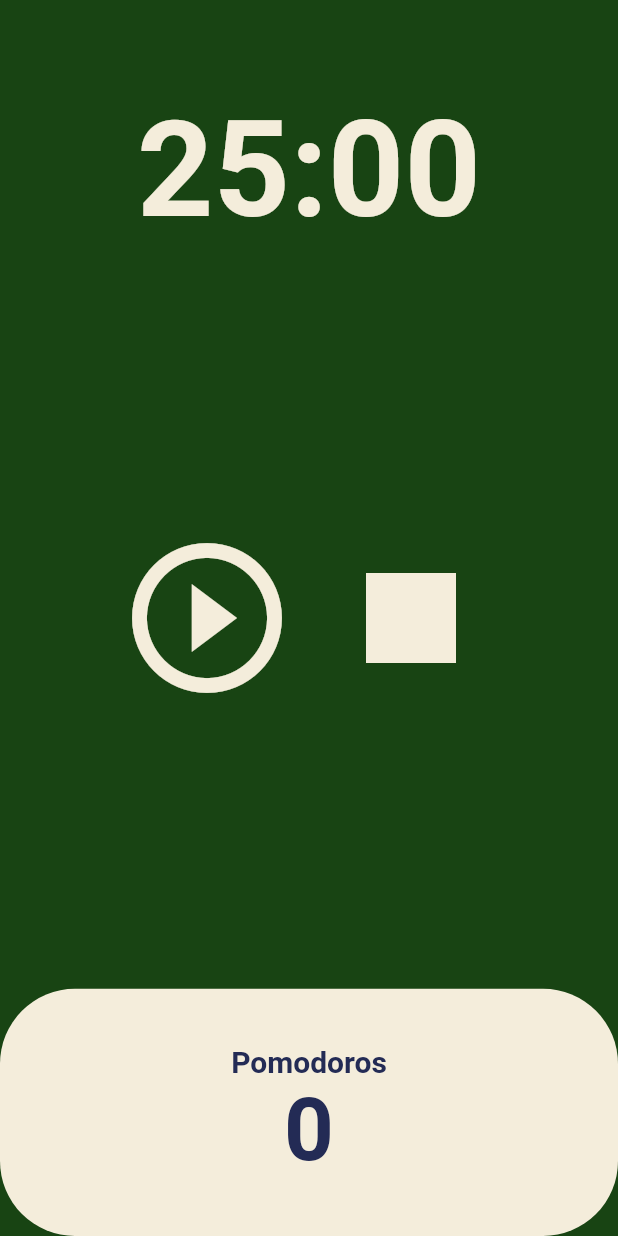
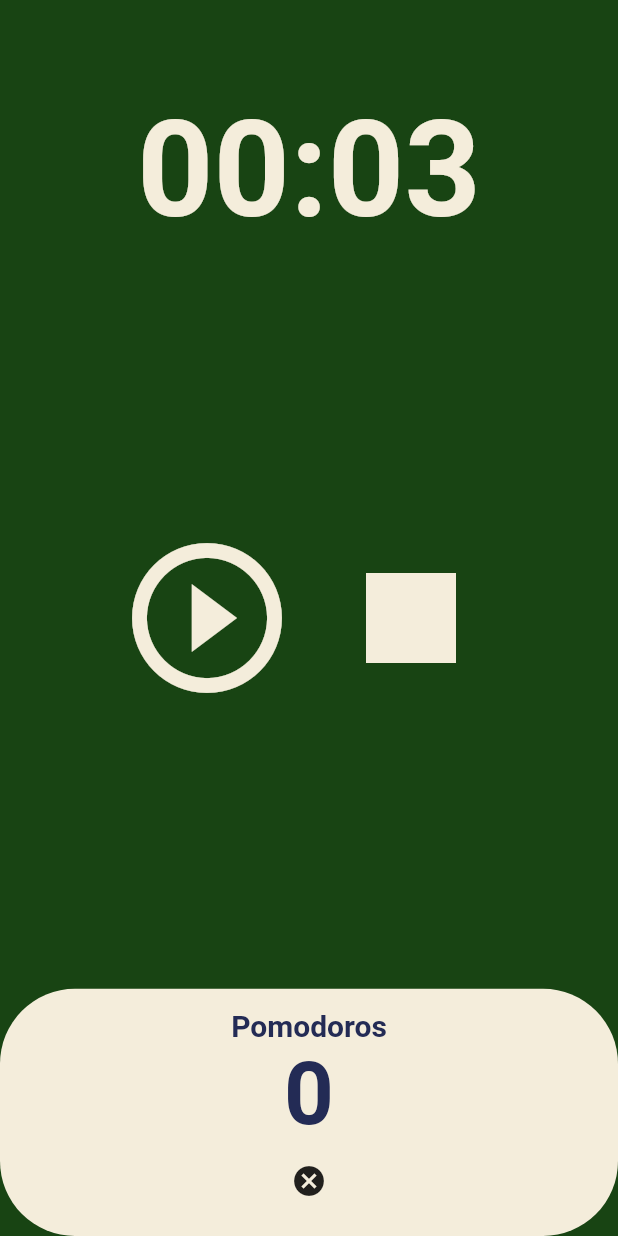
Before and after one commit to jaeb92/pomodoro, a Flutter app: the screen it shows after launch, after a tap on the "stop" icon, on a phone screen of 412 x 824 dp. Run offline on Flutter 3.47's test engine with Material 2 defaults, Android fonts, the phone set to English and light mode, and no system bars.

Commit message:
add pomodoros reset button

```diff
--- a/lib/screens/home_screen.dart
+++ b/lib/screens/home_screen.dart
@@ -10,9 +10,10 @@ class HomeScreen extends StatefulWidget {
 }
 
 class _HomeScreenState extends State<HomeScreen> {
-  static const initialSeconds = 1500;
+  static const initialSeconds = 3;
+  static const initialPomodoros = 0;
   int totalSeconds = initialSeconds;
-  int totalPomodoros = 0;
+  int totalPomodoros = initialPomodoros;
 
   bool isRunning = false;
   bool isPause = true;
@@ -53,12 +54,18 @@ class _HomeScreenState extends State<HomeScreen> {
     });
   }
 
-  void onRestPressed() {
+  void onResetPressed() {
     timer.cancel();
     setState(() {
       isRunning = false;
-      isPause = !isPause;
+      isPause = !isRunning;
       totalSeconds = initialSeconds;
+    });
+  }
+
+  void onPomodoroResetPressed() {
+    setState(() {
+      totalPomodoros = initialPomodoros;
     });
   }
 
@@ -118,7 +125,7 @@ class _HomeScreenState extends State<HomeScreen> {
                         ),
                       ),
                       IconButton(
-                        onPressed: onRestPressed,
+                        onPressed: onResetPressed,
                         iconSize: 120,
                         color: Theme.of(context).cardColor,
                         icon: const Icon(
@@ -138,14 +145,20 @@ class _HomeScreenState extends State<HomeScreen> {
                       borderRadius: BorderRadius.circular(50),
                       color: Theme.of(context).cardColor,
                     ),
-                    child: Column(
+                    child: Row(
+                      mainAxisAlignment: MainAxisAlignment.center,
+                      children: [
+                        Column(
                           mainAxisAlignment: MainAxisAlignment.center,
                           children: [
                             Text(
                               "Pomodoros",
                               style: TextStyle(
                                 fontSize: 20,
-                            color: Theme.of(context).textTheme.headline1!.color,
+                                color: Theme.of(context)
+                                    .textTheme
+                                    .headline1!
+                                    .color,
                                 fontWeight: FontWeight.w600,
                               ),
                             ),
@@ -153,9 +166,22 @@ class _HomeScreenState extends State<HomeScreen> {
                               "$totalPomodoros",
                               style: TextStyle(
                                 fontSize: 58,
-                            color: Theme.of(context).textTheme.headline1!.color,
+                                color: Theme.of(context)
+                                    .textTheme
+                                    .headline1!
+                                    .color,
                                 fontWeight: FontWeight.w600,
                               ),
+                            ),
+                            isPause
+                                ? IconButton(
+                                    onPressed: onPomodoroResetPressed,
+                                    icon: const Icon(
+                                      Icons.cancel,
+                                    ),
+                                  )
+                                : Column()
+                          ],
                         ),
                       ],
                     ),
```
Lines whose indentation alone changed are shown as unchanged.
